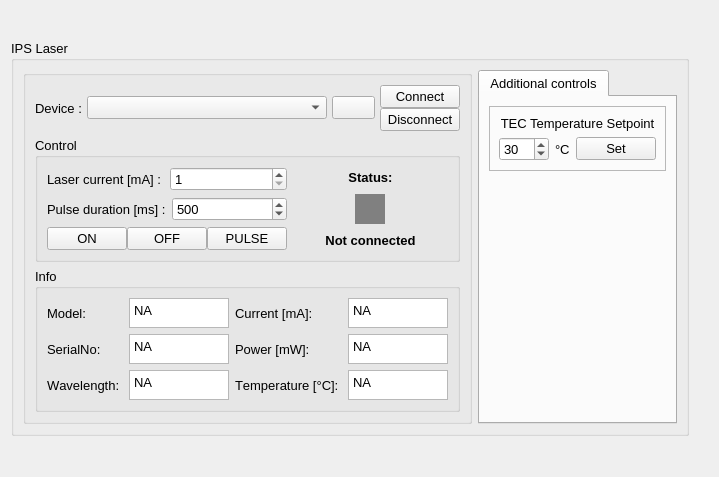
The window that src/lumed_ips/ui/ips_ui.ui (lumed-mtl/lumed_ips) describes before a commit, drawn with Qt 5.
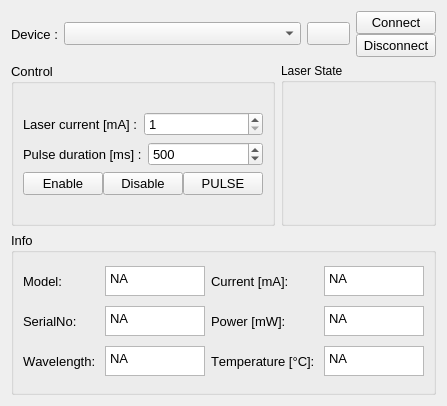
The same window after the commit.

The edit to the form file:
```diff
--- a/src/lumed_ips/ui/ips_ui.ui
+++ b/src/lumed_ips/ui/ips_ui.ui
@@ -6,55 +6,30 @@
    <rect>
     <x>0</x>
     <y>0</y>
-    <width>719</width>
-    <height>477</height>
+    <width>439</width>
+    <height>406</height>
    </rect>
   </property>
+  <property name="sizePolicy">
+   <sizepolicy hsizetype="Fixed" vsizetype="Fixed">
+    <horstretch>0</horstretch>
+    <verstretch>0</verstretch>
+   </sizepolicy>
+  </property>
   <property name="windowTitle">
    <string>Lumed IPS</string>
   </property>
-  <layout class="QHBoxLayout" name="horizontalLayout_13">
+  <layout class="QVBoxLayout" name="verticalLayout_2">
    <item>
-    <widget class="QGroupBox" name="groupBox_main">
-     <property name="sizePolicy">
-      <sizepolicy hsizetype="Minimum" vsizetype="Fixed">
-       <horstretch>0</horstretch>
-       <verstretch>0</verstretch>
-      </sizepolicy>
-     </property>
-     <property name="font">
-      <font>
-       <pointsize>10</pointsize>
-       <weight>50</weight>
-       <bold>false</bold>
-      </font>
-     </property>
-     <property name="autoFillBackground">
-      <bool>false</bool>
-     </property>
-     <property name="title">
-      <string>IPS Laser</string>
-     </property>
-     <layout class="QHBoxLayout" name="horizontalLayout_15">
+    <layout class="QHBoxLayout" name="horizontalLayout">
       <item>
-       <widget class="QGroupBox" name="groupBox_controls">
+      <widget class="QLabel" name="labeldevices">
         <property name="sizePolicy">
-         <sizepolicy hsizetype="Fixed" vsizetype="Fixed">
+        <sizepolicy hsizetype="Maximum" vsizetype="Preferred">
           <horstretch>0</horstretch>
           <verstretch>0</verstretch>
          </sizepolicy>
         </property>
-        <layout class="QVBoxLayout" name="verticalLayout_4">
-         <property name="sizeConstraint">
-          <enum>QLayout::SetMinimumSize</enum>
-         </property>
-         <item>
-          <layout class="QHBoxLayout" name="horizontalLayout" stretch="0,1,0">
-           <property name="spacing">
-            <number>5</number>
-           </property>
-           <item>
-            <widget class="QLabel" name="label_devices">
              <property name="font">
               <font>
                <pointsize>10</pointsize>
@@ -69,8 +44,17 @@
            </item>
            <item>
             <layout class="QHBoxLayout" name="horizontalLayout_9">
+       <property name="sizeConstraint">
+        <enum>QLayout::SetMinimumSize</enum>
+       </property>
              <item>
-              <widget class="QComboBox" name="comboBox_devices">
+        <widget class="QComboBox" name="comboboxAvailableLaser">
+         <property name="sizePolicy">
+          <sizepolicy hsizetype="Minimum" vsizetype="Fixed">
+           <horstretch>0</horstretch>
+           <verstretch>0</verstretch>
+          </sizepolicy>
+         </property>
                <property name="font">
                 <font>
                  <pointsize>10</pointsize>
@@ -83,7 +67,7 @@
              <item>
               <widget class="QPushButton" name="pushButton_update">
                <property name="sizePolicy">
-                <sizepolicy hsizetype="Fixed" vsizetype="Fixed">
+          <sizepolicy hsizetype="Maximum" vsizetype="Fixed">
                  <horstretch>0</horstretch>
                  <verstretch>0</verstretch>
                 </sizepolicy>
@@ -108,7 +92,13 @@
               <number>0</number>
              </property>
              <item>
-              <widget class="QPushButton" name="pushButton_connect">
+        <widget class="QPushButton" name="pushbtnConnect">
+         <property name="sizePolicy">
+          <sizepolicy hsizetype="Maximum" vsizetype="Fixed">
+           <horstretch>0</horstretch>
+           <verstretch>0</verstretch>
+          </sizepolicy>
+         </property>
                <property name="font">
                 <font>
                  <pointsize>10</pointsize>
@@ -122,7 +112,13 @@
               </widget>
              </item>
              <item>
-              <widget class="QPushButton" name="pushButton_disconnect">
+        <widget class="QPushButton" name="pushbtnDisconnect">
+         <property name="sizePolicy">
+          <sizepolicy hsizetype="Maximum" vsizetype="Fixed">
+           <horstretch>0</horstretch>
+           <verstretch>0</verstretch>
+          </sizepolicy>
+         </property>
                <property name="font">
                 <font>
                  <pointsize>10</pointsize>
@@ -140,24 +136,32 @@
           </layout>
          </item>
          <item>
-          <widget class="QGroupBox" name="groupBox_lasing">
-           <property name="font">
-            <font>
-             <pointsize>10</pointsize>
-             <weight>50</weight>
-             <bold>false</bold>
-            </font>
-           </property>
-           <property name="title">
-            <string>Control</string>
-           </property>
            <layout class="QHBoxLayout" name="horizontalLayout_2">
             <item>
+      <widget class="QGroupBox" name="groupboxControl">
+       <property name="font">
+        <font>
+         <pointsize>10</pointsize>
+         <weight>50</weight>
+         <bold>false</bold>
+        </font>
+       </property>
+       <property name="title">
+        <string>Control</string>
+       </property>
+       <layout class="QVBoxLayout" name="verticalLayout_3">
+        <item>
              <layout class="QVBoxLayout" name="verticalLayout_9">
               <item>
                <layout class="QHBoxLayout" name="horizontalLayout_3">
                 <item>
-                 <widget class="QLabel" name="label_current_spinbox">
+             <widget class="QLabel" name="labelCurrent">
+              <property name="sizePolicy">
+               <sizepolicy hsizetype="Maximum" vsizetype="Preferred">
+                <horstretch>0</horstretch>
+                <verstretch>0</verstretch>
+               </sizepolicy>
+              </property>
                   <property name="font">
                    <font>
                     <pointsize>10</pointsize>
@@ -196,6 +200,12 @@
                   <property name="enabled">
                    <bool>true</bool>
                   </property>
+              <property name="sizePolicy">
+               <sizepolicy hsizetype="Maximum" vsizetype="Preferred">
+                <horstretch>0</horstretch>
+                <verstretch>0</verstretch>
+               </sizepolicy>
+              </property>
                   <property name="font">
                    <font>
                     <pointsize>10</pointsize>
@@ -254,7 +264,7 @@
                    </font>
                   </property>
                   <property name="text">
-                   <string>ON</string>
+               <string>Enable</string>
                   </property>
                  </widget>
                 </item>
@@ -268,7 +278,7 @@
                    </font>
                   </property>
                   <property name="text">
-                   <string>OFF</string>
+               <string>Disable</string>
                   </property>
                  </widget>
                 </item>
@@ -290,109 +300,36 @@
               </item>
              </layout>
             </item>
-            <item>
-             <layout class="QVBoxLayout" name="verticalLayout_6">
-              <item>
-               <widget class="QLabel" name="label_status_title">
-                <property name="font">
-                 <font>
-                  <pointsize>10</pointsize>
-                  <weight>75</weight>
-                  <bold>true</bold>
-                 </font>
-                </property>
-                <property name="text">
-                 <string>Status:</string>
-                </property>
-                <property name="alignment">
-                 <set>Qt::AlignCenter</set>
-                </property>
+       </layout>
                </widget>
               </item>
               <item>
-               <layout class="QHBoxLayout" name="horizontalLayout_12">
-                <item>
-                 <widget class="QLabel" name="label_led_status">
-                  <property name="sizePolicy">
-                   <sizepolicy hsizetype="Fixed" vsizetype="Fixed">
-                    <horstretch>0</horstretch>
-                    <verstretch>0</verstretch>
-                   </sizepolicy>
-                  </property>
-                  <property name="minimumSize">
-                   <size>
-                    <width>30</width>
-                    <height>30</height>
-                   </size>
-                  </property>
-                  <property name="maximumSize">
-                   <size>
-                    <width>30</width>
-                    <height>30</height>
-                   </size>
-                  </property>
-                  <property name="font">
-                   <font>
-                    <pointsize>10</pointsize>
-                    <weight>50</weight>
-                    <bold>false</bold>
-                   </font>
-                  </property>
-                  <property name="autoFillBackground">
-                   <bool>false</bool>
-                  </property>
-                  <property name="styleSheet">
-                   <string notr="true">QLabel { background-color : grey }</string>
-                  </property>
+      <widget class="QGroupBox" name="groupBox">
+       <property name="title">
+        <string>Laser State</string>
+       </property>
+       <layout class="QVBoxLayout" name="verticalLayout_4">
+        <item>
+         <widget class="QLabel" name="labelLaserConnected">
                   <property name="text">
                    <string/>
                   </property>
-                  <property name="scaledContents">
-                   <bool>false</bool>
-                  </property>
-                  <property name="alignment">
-                   <set>Qt::AlignCenter</set>
-                  </property>
-                 </widget>
-                </item>
-               </layout>
-              </item>
+         </widget>
+        </item>
               <item>
-               <widget class="QLabel" name="label_status">
-                <property name="minimumSize">
-                 <size>
-                  <width>120</width>
-                  <height>0</height>
-                 </size>
-                </property>
-                <property name="maximumSize">
-                 <size>
-                  <width>16777215</width>
-                  <height>16777215</height>
-                 </size>
-                </property>
-                <property name="font">
-                 <font>
-                  <pointsize>10</pointsize>
-                  <weight>75</weight>
-                  <bold>true</bold>
-                 </font>
-                </property>
+         <widget class="QLabel" name="labelLaserEnabled">
                 <property name="text">
-                 <string>Not connected</string>
-                </property>
-                <property name="alignment">
-                 <set>Qt::AlignCenter</set>
-                </property>
+           <string/>
+          </property>
                </widget>
               </item>
              </layout>
-            </item>
-           </layout>
-          </widget>
+      </widget>
+     </item>
+    </layout>
          </item>
          <item>
-          <widget class="QGroupBox" name="groupBox_info">
+    <widget class="QGroupBox" name="groupboxInfo">
            <property name="font">
             <font>
              <pointsize>10</pointsize>
@@ -721,155 +658,6 @@
             </item>
            </layout>
           </widget>
-         </item>
-        </layout>
-       </widget>
-      </item>
-      <item>
-       <widget class="QTabWidget" name="tabWidget">
-        <property name="maximumSize">
-         <size>
-          <width>500</width>
-          <height>16777215</height>
-         </size>
-        </property>
-        <property name="font">
-         <font>
-          <pointsize>10</pointsize>
-          <weight>50</weight>
-          <bold>false</bold>
-         </font>
-        </property>
-        <property name="currentIndex">
-         <number>0</number>
-        </property>
-        <widget class="QWidget" name="tab_control">
-         <property name="sizePolicy">
-          <sizepolicy hsizetype="Fixed" vsizetype="Fixed">
-           <horstretch>0</horstretch>
-           <verstretch>0</verstretch>
-          </sizepolicy>
-         </property>
-         <attribute name="title">
-          <string>Additional controls</string>
-         </attribute>
-         <layout class="QVBoxLayout" name="verticalLayout_11">
-          <item>
-           <widget class="QFrame" name="frame">
-            <property name="frameShape">
-             <enum>QFrame::StyledPanel</enum>
-            </property>
-            <property name="frameShadow">
-             <enum>QFrame::Raised</enum>
-            </property>
-            <layout class="QVBoxLayout" name="verticalLayout_10">
-             <item>
-              <widget class="QLabel" name="label">
-               <property name="font">
-                <font>
-                 <pointsize>10</pointsize>
-                 <weight>50</weight>
-                 <bold>false</bold>
-                </font>
-               </property>
-               <property name="text">
-                <string>TEC Temperature Setpoint</string>
-               </property>
-               <property name="alignment">
-                <set>Qt::AlignCenter</set>
-               </property>
-              </widget>
-             </item>
-             <item>
-              <layout class="QHBoxLayout" name="horizontalLayout_14">
-               <item>
-                <widget class="QSpinBox" name="spinBox_temp">
-                 <property name="sizePolicy">
-                  <sizepolicy hsizetype="Preferred" vsizetype="Preferred">
-                   <horstretch>0</horstretch>
-                   <verstretch>0</verstretch>
-                  </sizepolicy>
-                 </property>
-                 <property name="minimumSize">
-                  <size>
-                   <width>50</width>
-                   <height>0</height>
-                  </size>
-                 </property>
-                 <property name="minimum">
-                  <number>15</number>
-                 </property>
-                 <property name="maximum">
-                  <number>40</number>
-                 </property>
-                 <property name="value">
-                  <number>30</number>
-                 </property>
-                </widget>
-               </item>
-               <item>
-                <widget class="QLabel" name="label_2">
-                 <property name="sizePolicy">
-                  <sizepolicy hsizetype="Minimum" vsizetype="Minimum">
-                   <horstretch>0</horstretch>
-                   <verstretch>0</verstretch>
-                  </sizepolicy>
-                 </property>
-                 <property name="text">
-                  <string>°C</string>
-                 </property>
-                </widget>
-               </item>
-               <item>
-                <widget class="QPushButton" name="pushButton">
-                 <property name="sizePolicy">
-                  <sizepolicy hsizetype="Preferred" vsizetype="Fixed">
-                   <horstretch>0</horstretch>
-                   <verstretch>0</verstretch>
-                  </sizepolicy>
-                 </property>
-                 <property name="text">
-                  <string>Set</string>
-                 </property>
-                </widget>
-               </item>
-              </layout>
-             </item>
-            </layout>
-           </widget>
-          </item>
-          <item>
-           <spacer name="verticalSpacer_4">
-            <property name="orientation">
-             <enum>Qt::Vertical</enum>
-            </property>
-            <property name="sizeHint" stdset="0">
-             <size>
-              <width>20</width>
-              <height>40</height>
-             </size>
-            </property>
-           </spacer>
-          </item>
-         </layout>
-        </widget>
-       </widget>
-      </item>
-     </layout>
-    </widget>
-   </item>
-   <item>
-    <spacer name="horizontalSpacer">
-     <property name="orientation">
-      <enum>Qt::Horizontal</enum>
-     </property>
-     <property name="sizeHint" stdset="0">
-      <size>
-       <width>40</width>
-       <height>20</height>
-      </size>
-     </property>
-    </spacer>
    </item>
   </layout>
  </widget>
```
Left out of the diff: 30 changed lines with no effect on the pictures. Lines whose indentation alone changed are shown as unchanged.
